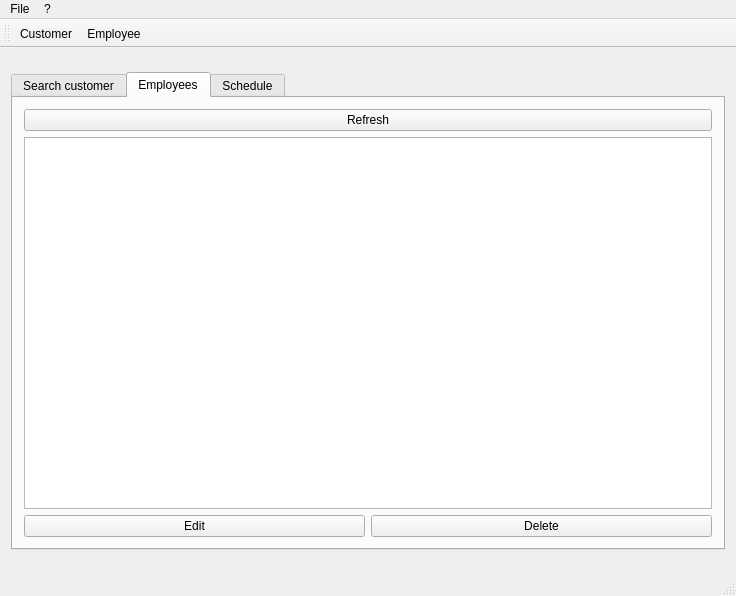
The window that mainwindow.ui (GouVsky/Projet_C-) describes before a commit, drawn with Qt 5.
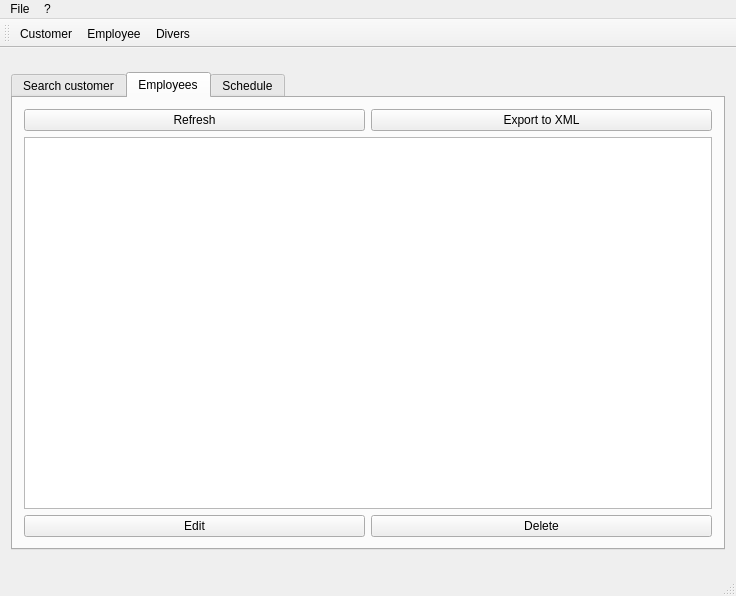
The same window after the commit. The open tabs and pages were chosen to show the change. Icons and pictures are not drawn.

```diff
--- a/mainwindow.ui
+++ b/mainwindow.ui
@@ -238,7 +238,14 @@
           </property>
          </widget>
         </item>
-        <item row="1" column="0">
+        <item row="0" column="1">
+         <widget class="QPushButton" name="Export_buton">
+          <property name="text">
+           <string>Export to XML</string>
+          </property>
+         </widget>
+        </item>
+        <item row="1" column="0" colspan="2">
          <layout class="QGridLayout" name="gridLayout">
           <property name="sizeConstraint">
            <enum>QLayout::SetDefaultConstraint</enum>
@@ -312,6 +319,7 @@
    </attribute>
    <addaction name="actionAddingCustomer"/>
    <addaction name="actionAddingEmployee"/>
+   <addaction name="actionDivers"/>
   </widget>
   <widget class="QStatusBar" name="statusBar">
    <property name="enabled">
@@ -398,6 +406,11 @@
     <bool>true</bool>
    </property>
   </action>
+  <action name="actionDivers">
+   <property name="text">
+    <string>Divers</string>
+   </property>
+  </action>
  </widget>
  <layoutdefault spacing="6" margin="11"/>
  <tabstops>
```
Left out of the diff: 8 changed lines with no effect on the pictures.
